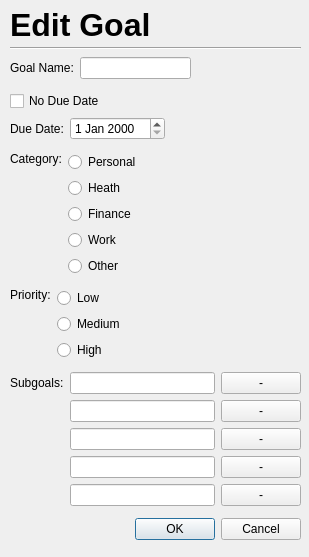
cis422-goaltracker/goaltracker, file UI/EditGoal.ui: the form before one commit.
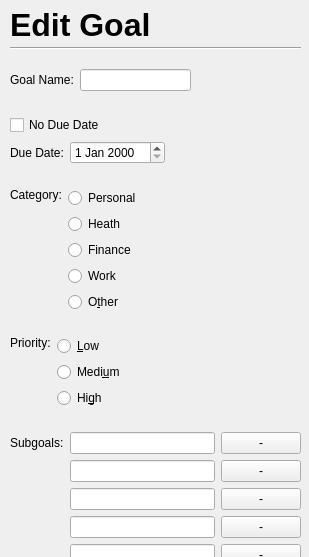
The form after the commit.

Commit message: combined Edit and Add Goal

Diff of the .ui file:
```diff
--- a/UI/EditGoal.ui
+++ b/UI/EditGoal.ui
@@ -19,7 +19,7 @@
      <x>10</x>
      <y>51</y>
      <width>291</width>
-     <height>496</height>
+     <height>580</height>
     </rect>
    </property>
    <layout class="QVBoxLayout" name="verticalLayout">
@@ -142,7 +142,7 @@
         <item>
          <widget class="QRadioButton" name="otherRadioButton">
           <property name="text">
-           <string>Other</string>
+           <string>O&amp;ther</string>
           </property>
           <attribute name="buttonGroup">
            <string notr="true">categoryButtonGroup</string>
@@ -180,7 +180,7 @@
         <item>
          <widget class="QRadioButton" name="lowRadioButton">
           <property name="text">
-           <string>Low</string>
+           <string>&amp;Low</string>
           </property>
           <attribute name="buttonGroup">
            <string notr="true">priorityButtonGroup</string>
@@ -190,7 +190,7 @@
         <item>
          <widget class="QRadioButton" name="mediumRadioButton">
           <property name="text">
-           <string>Medium</string>
+           <string>Medi&amp;um</string>
           </property>
           <attribute name="buttonGroup">
            <string notr="true">priorityButtonGroup</string>
@@ -200,7 +200,7 @@
         <item>
          <widget class="QRadioButton" name="highRadioButton">
           <property name="text">
-           <string>High</string>
+           <string>Hi&amp;gh</string>
           </property>
           <attribute name="buttonGroup">
            <string notr="true">priorityButtonGroup</string>
```
Left out of the diff: 2 changed lines with no effect on the pictures. The commit also changes 5 other files.
